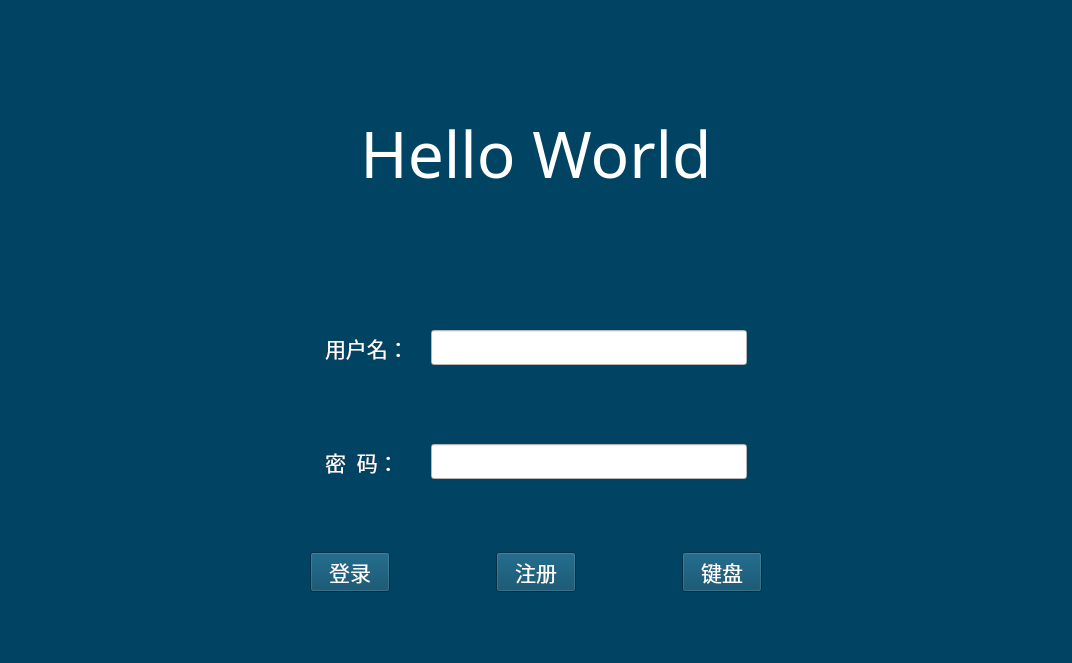
Above: UI/Ui_LoginWindow.ui from wangkangchn/softkeyboard before the change. Below: the same form after it.
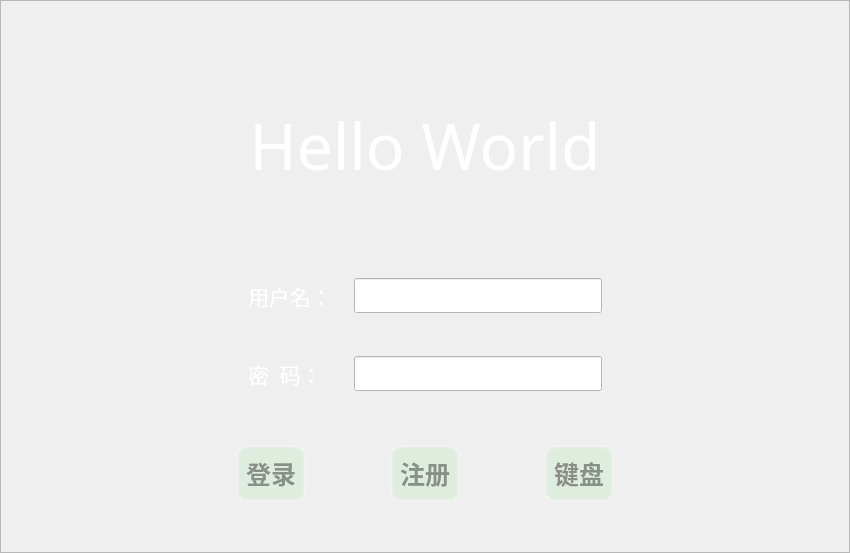
That is the form after the change. Icons and pictures are not drawn.

```diff
--- a/UI/Ui_LoginWindow.ui
+++ b/UI/Ui_LoginWindow.ui
@@ -1,25 +1,100 @@
 <?xml version="1.0" encoding="UTF-8"?>
 <ui version="4.0">
  <class>LoginWindow</class>
- <widget class="QMainWindow" name="LoginWindow">
+ <widget class="QWidget" name="LoginWindow">
   <property name="geometry">
    <rect>
     <x>0</x>
     <y>0</y>
-    <width>1072</width>
-    <height>663</height>
+    <width>850</width>
+    <height>553</height>
    </rect>
   </property>
   <property name="windowTitle">
    <string>MainWindow</string>
   </property>
   <property name="styleSheet">
-   <string notr="true">background-color: rgb(0, 67, 98);</string>
+   <string notr="true"/>
   </property>
-  <widget class="QWidget" name="centralwidget">
    <layout class="QGridLayout" name="gridLayout">
-    <item row="1" column="1">
+   <property name="leftMargin">
+    <number>0</number>
+   </property>
+   <property name="topMargin">
+    <number>0</number>
+   </property>
+   <property name="rightMargin">
+    <number>0</number>
+   </property>
+   <property name="bottomMargin">
+    <number>0</number>
+   </property>
+   <item row="0" column="0">
+    <widget class="QFrame" name="frame">
+     <property name="styleSheet">
+      <string notr="true">#frame{
+border-image: url(:/brackground/LFH7COOMVA.jpg)
+}
+QPushButton{
+background-color:rgba(100,225,100,30);
+border-style:outset;
+border-width:4px;
+border-radius:10px;
+border-color:rgba(255,255,255,30);
+font:bold 25px;
+color:rgba(0,0,0,100);
+padding:6px;
+}
+QPushButton:pressed{
+background-color:rgba(100,255,100,200);
+border-color:rgba(255,255,255,30);
+border-style:inset;
+color:rgba(0,0,0,100);
+}
+
+QPushButton:hover{
+background-color:rgba(100,255,100,100);
+border-color:rgba(255,255,255,200);
+color:rgba(0,0,0,200);
+}</string>
+     </property>
+     <property name="frameShape">
+      <enum>QFrame::StyledPanel</enum>
+     </property>
+     <property name="frameShadow">
+      <enum>QFrame::Raised</enum>
+     </property>
+     <layout class="QGridLayout" name="gridLayout_2">
+      <property name="leftMargin">
+       <number>0</number>
+      </property>
+      <property name="topMargin">
+       <number>0</number>
+      </property>
+      <property name="rightMargin">
+       <number>0</number>
+      </property>
+      <property name="bottomMargin">
+       <number>0</number>
+      </property>
+      <item row="0" column="0">
      <layout class="QVBoxLayout" name="verticalLayout_3">
+        <item>
+         <spacer name="verticalSpacer">
+          <property name="orientation">
+           <enum>Qt::Vertical</enum>
+          </property>
+          <property name="sizeType">
+           <enum>QSizePolicy::Preferred</enum>
+          </property>
+          <property name="sizeHint" stdset="0">
+           <size>
+            <width>20</width>
+            <height>100</height>
+           </size>
+          </property>
+         </spacer>
+        </item>
       <item>
        <widget class="QLabel" name="label">
         <property name="palette">
@@ -249,7 +324,7 @@
         <property name="sizeHint" stdset="0">
          <size>
           <width>20</width>
-          <height>100</height>
+            <height>75</height>
          </size>
         </property>
        </spacer>
@@ -534,11 +609,14 @@
           <property name="font">
            <font>
             <family>宋体</family>
-            <pointsize>16</pointsize>
+              <pointsize>-1</pointsize>
+              <weight>75</weight>
+              <italic>false</italic>
+              <bold>true</bold>
            </font>
           </property>
           <property name="styleSheet">
-           <string notr="true">color: rgb(255, 255, 255);</string>
+             <string notr="true"/>
           </property>
           <property name="text">
            <string>登录</string>
@@ -563,11 +641,14 @@
           <property name="font">
            <font>
             <family>宋体</family>
-            <pointsize>16</pointsize>
+              <pointsize>-1</pointsize>
+              <weight>75</weight>
+              <italic>false</italic>
+              <bold>true</bold>
            </font>
           </property>
           <property name="styleSheet">
-           <string notr="true">color: rgb(255, 255, 255);</string>
+             <string notr="true"/>
           </property>
           <property name="text">
            <string>注册</string>
@@ -592,11 +673,14 @@
           <property name="font">
            <font>
             <family>宋体</family>
-            <pointsize>16</pointsize>
+              <pointsize>-1</pointsize>
+              <weight>75</weight>
+              <italic>false</italic>
+              <bold>true</bold>
            </font>
           </property>
           <property name="styleSheet">
-           <string notr="true">color: rgb(255, 255, 255);</string>
+             <string notr="true"/>
           </property>
           <property name="text">
            <string>键盘</string>
@@ -646,7 +730,7 @@
       </item>
      </layout>
     </item>
-    <item row="0" column="1">
+      <item row="1" column="0">
      <spacer name="verticalSpacer_3">
       <property name="orientation">
        <enum>Qt::Vertical</enum>
@@ -657,41 +741,18 @@
       <property name="sizeHint" stdset="0">
        <size>
         <width>20</width>
-        <height>100</height>
+          <height>50</height>
        </size>
       </property>
      </spacer>
     </item>
-    <item row="2" column="1">
-     <spacer name="verticalSpacer">
-      <property name="orientation">
-       <enum>Qt::Vertical</enum>
-      </property>
-      <property name="sizeType">
-       <enum>QSizePolicy::Preferred</enum>
-      </property>
-      <property name="sizeHint" stdset="0">
-       <size>
-        <width>20</width>
-        <height>40</height>
-       </size>
-      </property>
-     </spacer>
+     </layout>
+    </widget>
     </item>
    </layout>
   </widget>
-  <widget class="QMenuBar" name="menubar">
-   <property name="geometry">
-    <rect>
-     <x>0</x>
-     <y>0</y>
-     <width>1072</width>
-     <height>26</height>
-    </rect>
-   </property>
-  </widget>
-  <widget class="QStatusBar" name="statusbar"/>
- </widget>
- <resources/>
+ <resources>
+  <include location="../pic/pic.qrc"/>
+ </resources>
  <connections/>
 </ui>
```
Left out of the diff: 2 changed lines with no effect on the pictures. Lines whose indentation alone changed are shown as unchanged.
